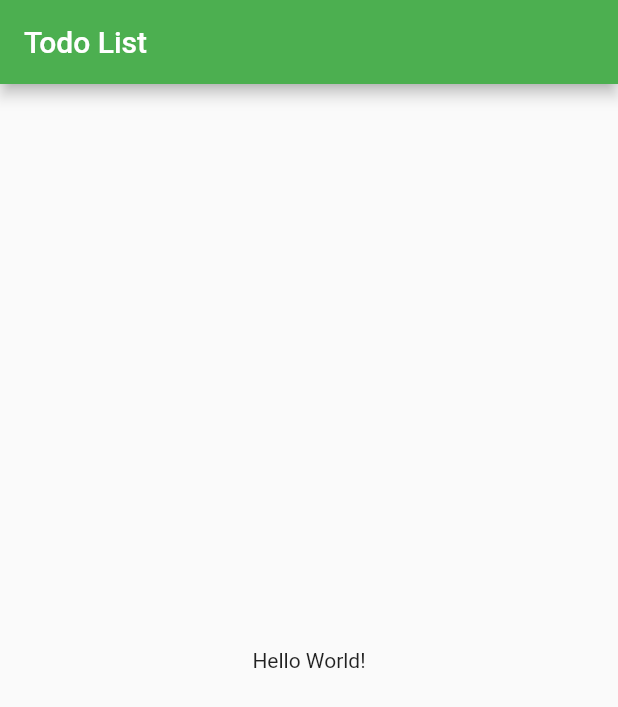
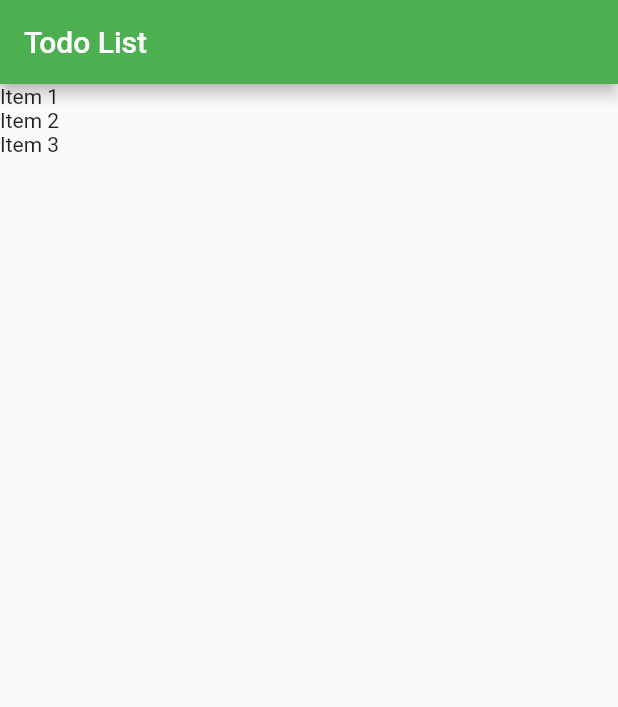
Before and after one commit to p4ul0plr/ToDoList-Flutter, a Flutter app: the screen it shows after launch, on a phone screen of 412 x 824 dp. Shown: the top 707 px of the screen. Run offline on Flutter 3.47's test engine with Material 2 defaults, Android fonts, the phone set to English and light mode, and no system bars.

Commit message:
Exibindo uma "Lista de itens"

```diff
--- a/lib/main.dart
+++ b/lib/main.dart
@@ -1,4 +1,6 @@
 import 'package:flutter/material.dart';
+
+import 'models/item.dart';
 
 void main() => runApp(App());
 
@@ -16,17 +18,31 @@ class App extends StatelessWidget {
   }
 }
 
-class HomePage extends StatelessWidget {
+class HomePage extends StatefulWidget {
+  var items = new List<Item>();
+  HomePage() {
+    items = [];
+    items.add(Item(title: "Item 1", done: false));
+    items.add(Item(title: "Item 2", done: true));
+    items.add(Item(title: "Item 3", done: false));
+  }
+
+  @override
+  _HomePageState createState() => _HomePageState();
+}
+
+class _HomePageState extends State<HomePage> {
   @override
   Widget build(BuildContext context) {
     return Scaffold(
       appBar: AppBar(
         title: Text("Todo List"),
       ),
-      body: Container(
-        child: Center(
-          child: Text("Hello World!"),
-        ),
+      body: ListView.builder(
+        itemCount: widget.items.length,
+        itemBuilder: (BuildContext ctxt, int index) {
+          return Text(widget.items[index].title);
+        },
       ),
     );
   }
```
